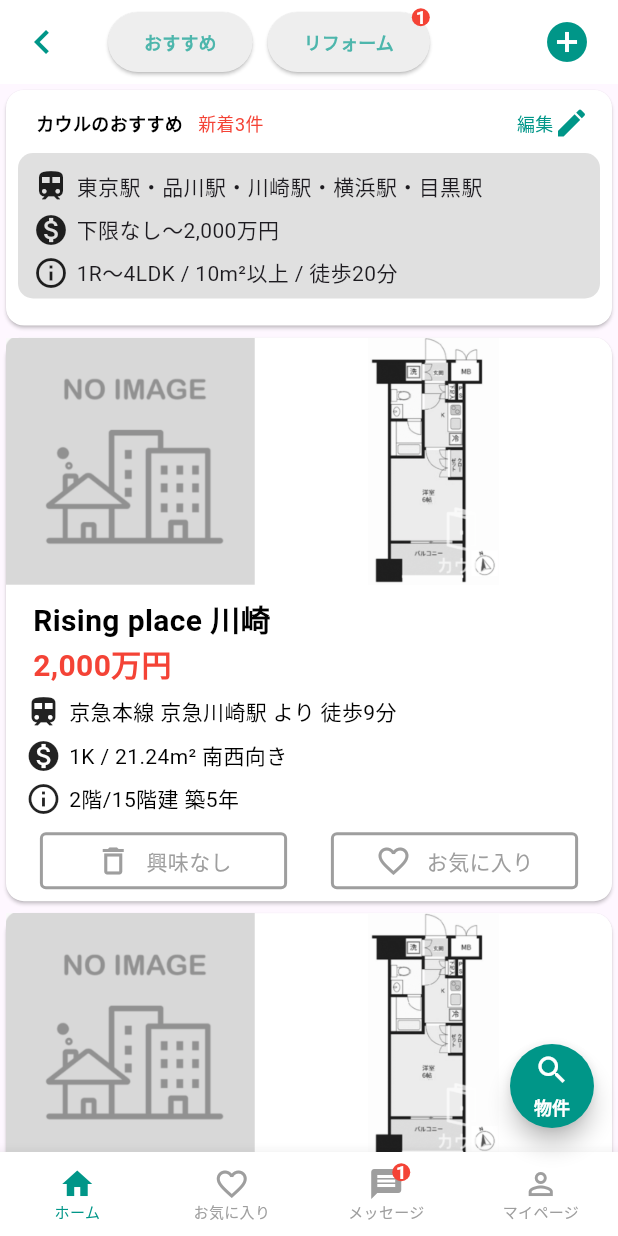
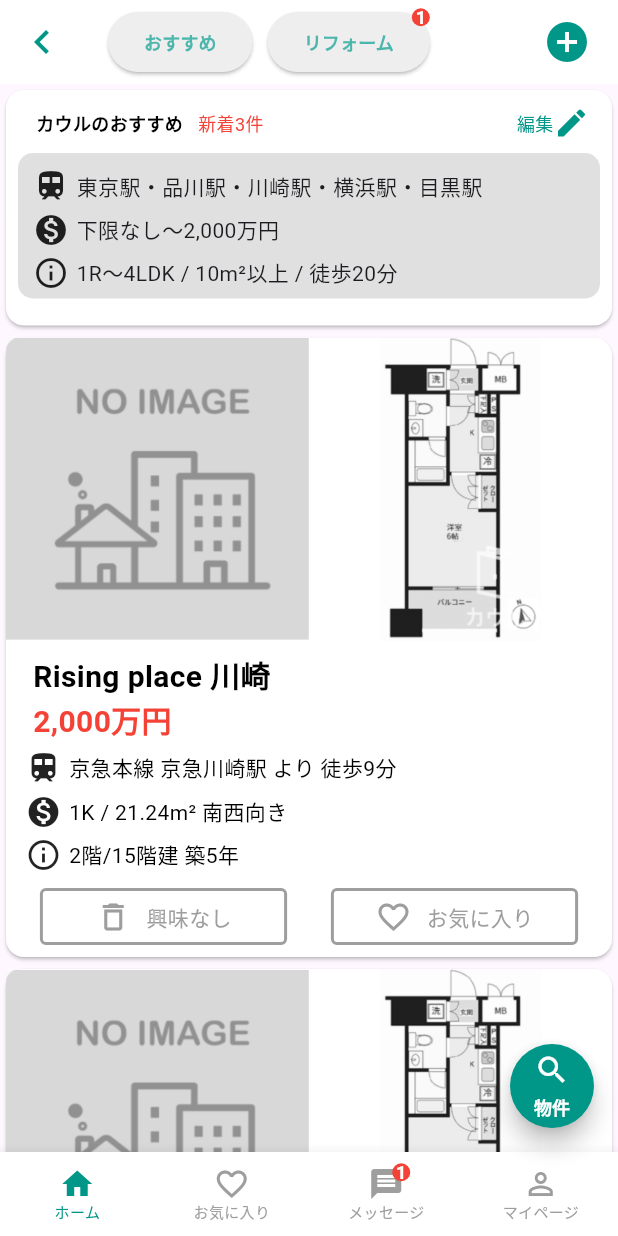
Before and after one commit to HikaruKusanagi27/flutter-tutorial, a Flutter app: the ResidencePage screen opened directly, on a phone screen of 412 x 824 dp. Run offline on Flutter 3.47's test engine with Material 3 defaults, Android fonts, the phone set to English and light mode, and no system bars.

Commit message:
fix: Card内の画像の縦横幅を50/50%に表示させる

```diff
--- a/lib/residence/residence_page.dart
+++ b/lib/residence/residence_page.dart
@@ -250,21 +250,28 @@ class _PropertyList extends StatelessWidget {
       color: Colors.white,
       child: Column(
         children: [
-          Row(
-            mainAxisAlignment: MainAxisAlignment.spaceBetween,
+          LayoutBuilder(
+            builder: (context, constraints) {
+              final imageSize = constraints.maxWidth * 0.5;
+              return Row(
                 children: [
                   SizedBox(
-                height: MediaQuery.of(context).size.height * 0.2,
+                    height: imageSize,
+                    width: imageSize,
                     child: Image.asset(
                       data.imagePath,
                     ),
                   ),
                   SizedBox(
-                height: MediaQuery.of(context).size.height * 0.2,
-                child: Image.asset(data.madoriPath),
+                    height: imageSize,
+                    width: imageSize,
+                    child: Image.asset(
+                      data.madoriPath,
                     ),
-              SizedBox(),
+                  ),
                 ],
+              );
+            },
           ),
           Padding(
             padding: const EdgeInsets.all(8.0),
```
Lines whose indentation alone changed are shown as unchanged.
